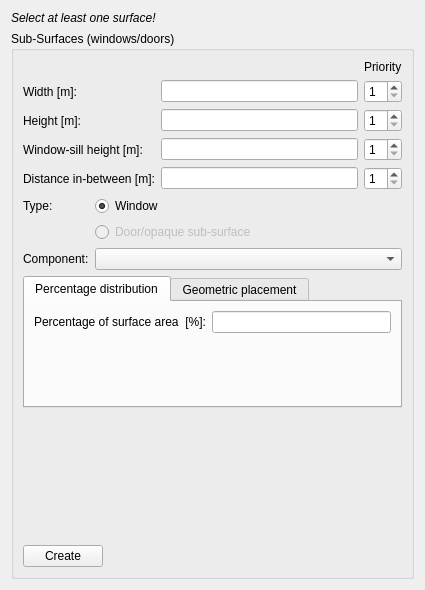
This is SIM-VICUS/src/SVPropAddWindowWidget.ui in ghorwin/SIM-VICUS as Qt 5 draws it before an edit. The edited form follows.
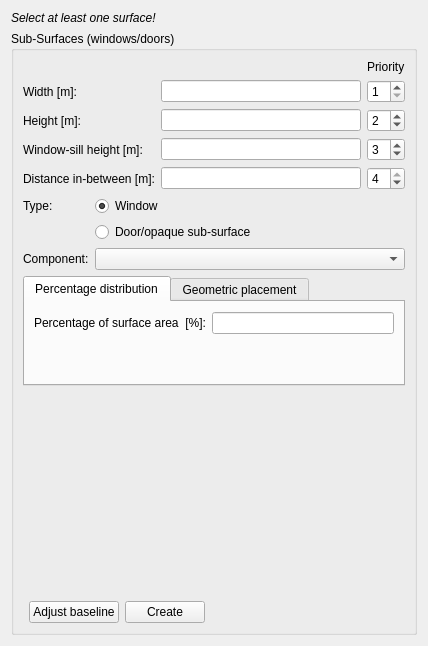
This is the edited form. The open tabs and pages were chosen to show the change. Custom widgets are drawn as their Qt base class.

Commit message: More work towards window modeling.

```diff
--- a/SIM-VICUS/src/SVPropAddWindowWidget.ui
+++ b/SIM-VICUS/src/SVPropAddWindowWidget.ui
@@ -6,8 +6,8 @@
    <rect>
     <x>0</x>
     <y>0</y>
-    <width>425</width>
-    <height>590</height>
+    <width>428</width>
+    <height>646</height>
    </rect>
   </property>
   <property name="windowTitle">
@@ -36,6 +36,137 @@
      </property>
      <layout class="QGridLayout" name="gridLayout_2">
       <item row="5" column="1">
+       <widget class="QPushButton" name="pushButtonCycleBaseline">
+        <property name="text">
+         <string>Adjust baseline</string>
+        </property>
+       </widget>
+      </item>
+      <item row="2" column="0" colspan="4">
+       <layout class="QGridLayout" name="gridLayout_3" columnstretch="0,1">
+        <item row="0" column="0">
+         <widget class="QLabel" name="label_6">
+          <property name="text">
+           <string>Type:</string>
+          </property>
+         </widget>
+        </item>
+        <item row="0" column="1">
+         <widget class="QRadioButton" name="radioButtonSubSurfaceTypeWindow">
+          <property name="text">
+           <string>Window</string>
+          </property>
+          <property name="checked">
+           <bool>true</bool>
+          </property>
+         </widget>
+        </item>
+        <item row="1" column="1">
+         <widget class="QRadioButton" name="radioButtonSubSurfaceTypeDoor">
+          <property name="text">
+           <string>Door/opaque sub-surface</string>
+          </property>
+         </widget>
+        </item>
+        <item row="2" column="0">
+         <widget class="QLabel" name="label_7">
+          <property name="text">
+           <string>Component:</string>
+          </property>
+         </widget>
+        </item>
+        <item row="2" column="1">
+         <widget class="QComboBox" name="comboBoxSubSurfaceComponent"/>
+        </item>
+       </layout>
+      </item>
+      <item row="3" column="0" colspan="4">
+       <widget class="QTabWidget" name="tabWidgetWindow">
+        <property name="sizePolicy">
+         <sizepolicy hsizetype="Expanding" vsizetype="Preferred">
+          <horstretch>0</horstretch>
+          <verstretch>0</verstretch>
+         </sizepolicy>
+        </property>
+        <property name="currentIndex">
+         <number>0</number>
+        </property>
+        <widget class="QWidget" name="tab">
+         <attribute name="title">
+          <string>Percentage distribution</string>
+         </attribute>
+         <layout class="QGridLayout" name="gridLayout_5">
+          <item row="0" column="0">
+           <widget class="QLabel" name="label_8">
+            <property name="text">
+             <string>Percentage of surface area  [%]:</string>
+            </property>
+           </widget>
+          </item>
+          <item row="0" column="1">
+           <widget class="QtExt::ValidatingLineEdit" name="lineEditWindowPercentage"/>
+          </item>
+          <item row="1" column="0">
+           <spacer name="verticalSpacer_5">
+            <property name="orientation">
+             <enum>Qt::Vertical</enum>
+            </property>
+            <property name="sizeType">
+             <enum>QSizePolicy::Maximum</enum>
+            </property>
+            <property name="sizeHint" stdset="0">
+             <size>
+              <width>20</width>
+              <height>40</height>
+             </size>
+            </property>
+           </spacer>
+          </item>
+         </layout>
+        </widget>
+        <widget class="QWidget" name="tab_2">
+         <attribute name="title">
+          <string>Geometric placement</string>
+         </attribute>
+         <layout class="QGridLayout" name="gridLayout_4">
+          <item row="0" column="1">
+           <widget class="QtExt::ValidatingLineEdit" name="lineEditWindowOffset"/>
+          </item>
+          <item row="1" column="1">
+           <widget class="QSpinBox" name="spinBox"/>
+          </item>
+          <item row="0" column="0">
+           <widget class="QLabel" name="label_9">
+            <property name="text">
+             <string>Offset [m]:</string>
+            </property>
+           </widget>
+          </item>
+          <item row="1" column="0">
+           <widget class="QLabel" name="label_10">
+            <property name="text">
+             <string>Max. number:</string>
+            </property>
+           </widget>
+          </item>
+         </layout>
+        </widget>
+       </widget>
+      </item>
+      <item row="4" column="3">
+       <spacer name="verticalSpacer">
+        <property name="orientation">
+         <enum>Qt::Vertical</enum>
+        </property>
+        <property name="sizeHint" stdset="0">
+         <size>
+          <width>20</width>
+          <height>40</height>
+         </size>
+        </property>
+       </spacer>
+      </item>
+      <item row="5" column="3">
        <spacer name="horizontalSpacer">
         <property name="orientation">
          <enum>Qt::Horizontal</enum>
@@ -48,7 +179,7 @@
         </property>
        </spacer>
       </item>
-      <item row="1" column="0" colspan="2">
+      <item row="1" column="0" colspan="4">
        <layout class="QGridLayout" name="gridLayout">
         <item row="0" column="2">
          <widget class="QLabel" name="label_5">
@@ -65,7 +196,11 @@
          </widget>
         </item>
         <item row="1" column="1">
-         <widget class="QtExt::ValidatingLineEdit" name="lineEditWindowWidth"/>
+         <widget class="QtExt::ValidatingLineEdit" name="lineEditWindowWidth">
+          <property name="text">
+           <string/>
+          </property>
+         </widget>
         </item>
         <item row="1" column="2">
          <widget class="QSpinBox" name="spinBoxWindowWidth">
@@ -95,6 +230,9 @@
           <property name="maximum">
            <number>4</number>
           </property>
+          <property name="value">
+           <number>2</number>
+          </property>
          </widget>
         </item>
         <item row="3" column="0">
@@ -115,6 +253,9 @@
           <property name="maximum">
            <number>4</number>
           </property>
+          <property name="value">
+           <number>3</number>
+          </property>
          </widget>
         </item>
         <item row="4" column="0">
@@ -135,135 +276,20 @@
           <property name="maximum">
            <number>4</number>
           </property>
+          <property name="value">
+           <number>4</number>
+          </property>
          </widget>
         </item>
        </layout>
       </item>
-      <item row="3" column="0" colspan="2">
-       <widget class="QTabWidget" name="tabWidgetWindow">
-        <property name="currentIndex">
-         <number>1</number>
-        </property>
-        <widget class="QWidget" name="tab">
-         <attribute name="title">
-          <string>Percentage distribution</string>
-         </attribute>
-         <layout class="QGridLayout" name="gridLayout_5">
-          <item row="0" column="0">
-           <widget class="QLabel" name="label_8">
-            <property name="text">
-             <string>Percentage of surface area  [%]:</string>
-            </property>
-           </widget>
-          </item>
-          <item row="0" column="1">
-           <widget class="QtExt::ValidatingLineEdit" name="lineEditWindowPercentage"/>
-          </item>
-          <item row="1" column="0">
-           <spacer name="verticalSpacer_5">
-            <property name="orientation">
-             <enum>Qt::Vertical</enum>
-            </property>
-            <property name="sizeHint" stdset="0">
-             <size>
-              <width>20</width>
-              <height>40</height>
-             </size>
-            </property>
-           </spacer>
-          </item>
-         </layout>
-        </widget>
-        <widget class="QWidget" name="tab_2">
-         <attribute name="title">
-          <string>Geometric placement</string>
-         </attribute>
-         <layout class="QGridLayout" name="gridLayout_4">
-          <item row="0" column="1">
-           <widget class="QtExt::ValidatingLineEdit" name="lineEditWindowOffset"/>
-          </item>
-          <item row="1" column="1">
-           <widget class="QSpinBox" name="spinBox"/>
-          </item>
-          <item row="0" column="0">
-           <widget class="QLabel" name="label_9">
-            <property name="text">
-             <string>Offset [m]:</string>
-            </property>
-           </widget>
-          </item>
-          <item row="1" column="0">
-           <widget class="QLabel" name="label_10">
-            <property name="text">
-             <string>Max. number:</string>
-            </property>
-           </widget>
-          </item>
-         </layout>
-        </widget>
-       </widget>
-      </item>
-      <item row="4" column="1">
-       <spacer name="verticalSpacer">
-        <property name="orientation">
-         <enum>Qt::Vertical</enum>
-        </property>
-        <property name="sizeHint" stdset="0">
-         <size>
-          <width>20</width>
-          <height>40</height>
-         </size>
-        </property>
-       </spacer>
-      </item>
-      <item row="5" column="0">
+      <item row="5" column="2">
        <widget class="QPushButton" name="pushButton">
         <property name="text">
          <string>Create</string>
         </property>
        </widget>
       </item>
-      <item row="2" column="0" colspan="2">
-       <layout class="QGridLayout" name="gridLayout_3" columnstretch="0,1">
-        <item row="0" column="0">
-         <widget class="QLabel" name="label_6">
-          <property name="text">
-           <string>Type:</string>
-          </property>
-         </widget>
-        </item>
-        <item row="0" column="1">
-         <widget class="QRadioButton" name="radioButtonSubSurfaceTypeWindow">
-          <property name="text">
-           <string>Window</string>
-          </property>
-          <property name="checked">
-           <bool>true</bool>
-          </property>
-         </widget>
-        </item>
-        <item row="1" column="1">
-         <widget class="QRadioButton" name="radioButtonSubSurfaceTypeDoor">
-          <property name="enabled">
-           <bool>false</bool>
-          </property>
-          <property name="text">
-           <string>Door/opaque sub-surface</string>
-          </property>
-         </widget>
-        </item>
-        <item row="2" column="0">
-         <widget class="QLabel" name="label_7">
-          <property name="text">
-           <string>Component:</string>
-          </property>
-         </widget>
-        </item>
-        <item row="2" column="1">
-         <widget class="QComboBox" name="comboBoxSubSurfaceComponent"/>
-        </item>
-       </layout>
-      </item>
      </layout>
     </widget>
    </item>
```
The commit also changes 12 other files.
